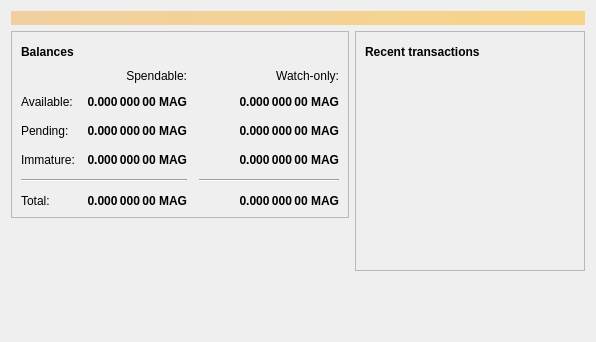
Qt form src/qt/forms/overviewpage.ui (ImaginationInternational/einsteinium) before a commit.
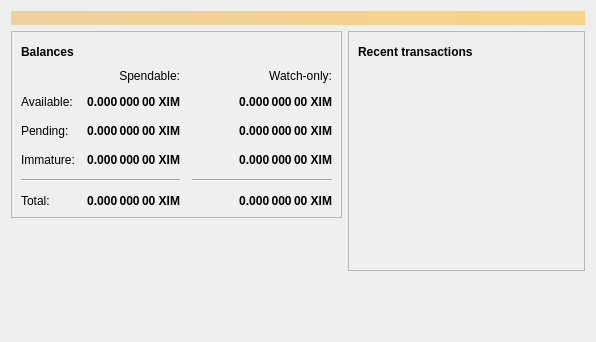
The same form after that commit. Icons and pictures are not drawn.

```diff
--- a/src/qt/forms/overviewpage.ui
+++ b/src/qt/forms/overviewpage.ui
@@ -129,7 +129,7 @@
                <string>Unconfirmed transactions to watch-only addresses</string>
               </property>
               <property name="text">
-               <string notr="true">0.000 000 00 MAG</string>
+               <string notr="true">0.000 000 00 XIM</string>
               </property>
               <property name="alignment">
                <set>Qt::AlignRight|Qt::AlignTrailing|Qt::AlignVCenter</set>
@@ -154,7 +154,7 @@
                <string>Total of transactions that have yet to be confirmed, and do not yet count toward the spendable balance</string>
               </property>
               <property name="text">
-               <string notr="true">0.000 000 00 MAG</string>
+               <string notr="true">0.000 000 00 XIM</string>
               </property>
               <property name="alignment">
                <set>Qt::AlignRight|Qt::AlignTrailing|Qt::AlignVCenter</set>
@@ -179,7 +179,7 @@
                <string>Mined balance in watch-only addresses that has not yet matured</string>
               </property>
               <property name="text">
-               <string notr="true">0.000 000 00 MAG</string>
+               <string notr="true">0.000 000 00 XIM</string>
               </property>
               <property name="alignment">
                <set>Qt::AlignRight|Qt::AlignTrailing|Qt::AlignVCenter</set>
@@ -237,7 +237,7 @@
                <string>Mined balance that has not yet matured</string>
               </property>
               <property name="text">
-               <string notr="true">0.000 000 00 MAG</string>
+               <string notr="true">0.000 000 00 XIM</string>
               </property>
               <property name="alignment">
                <set>Qt::AlignRight|Qt::AlignTrailing|Qt::AlignVCenter</set>
@@ -282,7 +282,7 @@
                <string>Your current total balance</string>
               </property>
               <property name="text">
-               <string notr="true">0.000 000 00 MAG</string>
+               <string notr="true">0.000 000 00 XIM</string>
               </property>
               <property name="alignment">
                <set>Qt::AlignRight|Qt::AlignTrailing|Qt::AlignVCenter</set>
@@ -307,7 +307,7 @@
                <string>Current total balance in watch-only addresses</string>
               </property>
               <property name="text">
-               <string notr="true">0.000 000 00 MAG</string>
+               <string notr="true">0.000 000 00 XIM</string>
               </property>
               <property name="alignment">
                <set>Qt::AlignRight|Qt::AlignTrailing|Qt::AlignVCenter</set>
@@ -349,7 +349,7 @@
                <string>Your current spendable balance</string>
               </property>
               <property name="text">
-               <string notr="true">0.000 000 00 MAG</string>
+               <string notr="true">0.000 000 00 XIM</string>
               </property>
               <property name="alignment">
                <set>Qt::AlignRight|Qt::AlignTrailing|Qt::AlignVCenter</set>
@@ -374,7 +374,7 @@
                <string>Your current balance in watch-only addresses</string>
               </property>
               <property name="text">
-               <string notr="true">0.000 000 00 MAG</string>
+               <string notr="true">0.000 000 00 XIM</string>
               </property>
               <property name="alignment">
                <set>Qt::AlignRight|Qt::AlignTrailing|Qt::AlignVCenter</set>
```
